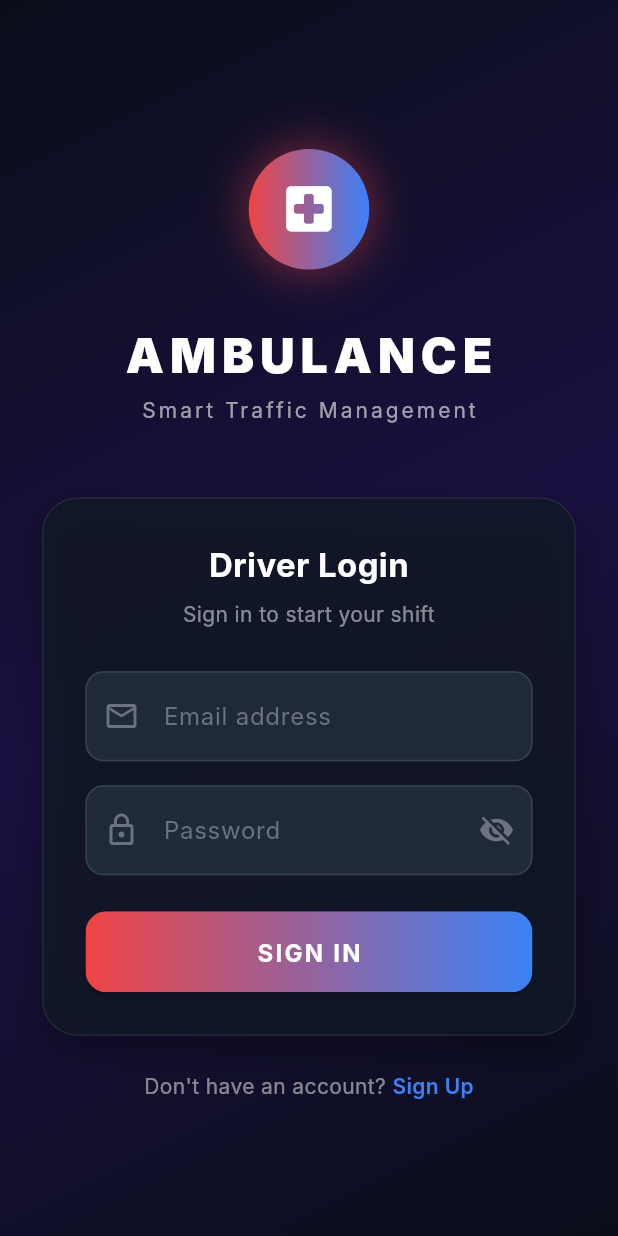
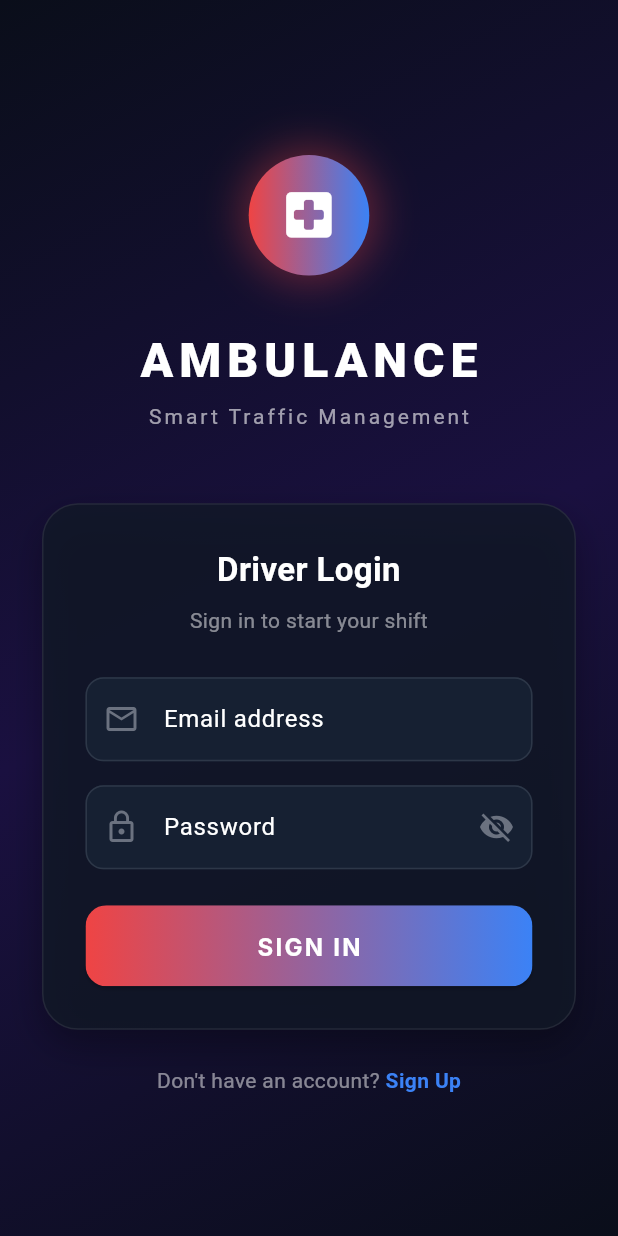
Before and after one commit to binmay13-spec/traffic_controller_for_ambulance_emergency, a Flutter app: the screen it shows after launch, on a phone screen of 412 x 824 dp. Run offline on Flutter 3.47's test engine with Material 3 defaults, Android fonts, the phone set to English and light mode, and no system bars; our stand-ins replace cloud_firestore, firebase_auth, firebase_core, geolocator, shared_preferences; accounts and stored records are empty; Roboto replaces fonts that are missing (Inter).

Commit message:
feat: complete UI overhaul with dark mode, leaflet maps, and professional dashboard styling

```diff
--- a/ambulance_app/lib/main.dart
+++ b/ambulance_app/lib/main.dart
@@ -6,10 +6,12 @@
 import 'providers/auth_provider.dart' as app_auth;
 import 'providers/ambulance_provider.dart';
 import 'providers/hospital_provider.dart';
+import 'providers/theme_provider.dart';
 import 'screens/login_screen.dart';
 import 'screens/signup_screen.dart';
 import 'screens/home_screen.dart';
 import 'screens/hospital_selection_screen.dart';
+import 'screens/settings_screen.dart';
 
 void main() async {
   WidgetsFlutterBinding.ensureInitialized();
@@ -37,98 +39,114 @@
         ChangeNotifierProvider(create: (_) => app_auth.AuthProvider()),
         ChangeNotifierProvider(create: (_) => AmbulanceProvider()),
         ChangeNotifierProvider(create: (_) => HospitalProvider()),
+        ChangeNotifierProvider(create: (_) => ThemeProvider()),
       ],
-      child: MaterialApp(
+      child: Consumer<ThemeProvider>(
+        builder: (context, themeProvider, child) {
+          return MaterialApp(
             title: 'Ambulance Smart Traffic',
             debugShowCheckedModeBanner: false,
-        theme: _buildTheme(),
+            themeMode: themeProvider.isDarkMode ? ThemeMode.dark : ThemeMode.light,
+            theme: _buildLightTheme(),
+            darkTheme: _buildDarkTheme(),
             initialRoute: '/login',
             routes: {
               '/login': (context) => const LoginScreen(),
               '/signup': (context) => const SignupScreen(),
               '/home': (context) => const HomeScreen(),
               '/hospitals': (context) => const HospitalSelectionScreen(),
+              '/settings': (context) => const SettingsScreen(),
+            },
+          );
         },
       ),
     );
   }
 
-  ThemeData _buildTheme() {
+  ThemeData _buildDarkTheme() {
     return ThemeData(
       useMaterial3: true,
       brightness: Brightness.dark,
-      scaffoldBackgroundColor: const Color(0xFF0A0E1A),
-      primaryColor: const Color(0xFF3B82F6),
+      scaffoldBackgroundColor: const Color(0xFF060B19),
+      primaryColor: const Color(0xFF00D2FF),
       colorScheme: const ColorScheme.dark(
-        primary: Color(0xFF3B82F6),       // Active blue
-        secondary: Color(0xFF22C55E),     // Available green
-        error: Color(0xFFEF4444),         // Emergency red
-        surface: Color(0xFF111827),
+        primary: Color(0xFF00D2FF),
+        secondary: Color(0xFF00E676),
+        error: Color(0xFFFF3366),
+        surface: Color(0xFF0D1426),
         onSurface: Colors.white,
       ),
       cardTheme: CardTheme(
-        color: const Color(0xFF1F2937),
+        color: const Color(0xFF162032),
         elevation: 0,
-        shape: RoundedRectangleBorder(
-          borderRadius: BorderRadius.circular(16),
-        ),
+        shape: RoundedRectangleBorder(borderRadius: BorderRadius.circular(16)),
       ),
       appBarTheme: const AppBarTheme(
-        backgroundColor: Color(0xFF0A0E1A),
+        backgroundColor: Color(0xFF060B19),
         elevation: 0,
         centerTitle: true,
-        titleTextStyle: TextStyle(
-          fontFamily: 'Inter',
-          fontSize: 20,
-          fontWeight: FontWeight.w700,
-          color: Colors.white,
-        ),
+        titleTextStyle: TextStyle(fontFamily: 'Inter', fontSize: 20, fontWeight: FontWeight.w700, color: Colors.white),
+        iconTheme: IconThemeData(color: Colors.white),
       ),
       elevatedButtonTheme: ElevatedButtonThemeData(
         style: ElevatedButton.styleFrom(
           padding: const EdgeInsets.symmetric(horizontal: 32, vertical: 16),
-          shape: RoundedRectangleBorder(
-            borderRadius: BorderRadius.circular(12),
-          ),
-          textStyle: const TextStyle(
-            fontFamily: 'Inter',
-            fontSize: 16,
-            fontWeight: FontWeight.w600,
-          ),
+          shape: RoundedRectangleBorder(borderRadius: BorderRadius.circular(12)),
+          backgroundColor: const Color(0xFF3A7BD5),
+          foregroundColor: Colors.white,
+          textStyle: const TextStyle(fontFamily: 'Inter', fontSize: 16, fontWeight: FontWeight.w700),
         ),
       ),
       inputDecorationTheme: InputDecorationTheme(
         filled: true,
-        fillColor: const Color(0xFF1F2937),
-        border: OutlineInputBorder(
-          borderRadius: BorderRadius.circular(12),
-          borderSide: const BorderSide(color: Color(0xFF374151)),
+        fillColor: const Color(0xFF162032),
+        border: OutlineInputBorder(borderRadius: BorderRadius.circular(12), borderSide: const BorderSide(color: Color(0xFF2D3748))),
+        enabledBorder: OutlineInputBorder(borderRadius: BorderRadius.circular(12), borderSide: const BorderSide(color: Color(0xFF2D3748))),
+        focusedBorder: OutlineInputBorder(borderRadius: BorderRadius.circular(12), borderSide: const BorderSide(color: Color(0xFF00D2FF), width: 2)),
       ),
-        enabledBorder: OutlineInputBorder(
-          borderRadius: BorderRadius.circular(12),
-          borderSide: const BorderSide(color: Color(0xFF374151)),
+    );
+  }
+
+  ThemeData _buildLightTheme() {
+    return ThemeData(
+      useMaterial3: true,
+      brightness: Brightness.light,
+      scaffoldBackgroundColor: const Color(0xFFF0F4F8),
+      primaryColor: const Color(0xFF2563EB),
+      colorScheme: const ColorScheme.light(
+        primary: Color(0xFF2563EB),
+        secondary: Color(0xFF16A34A),
+        error: Color(0xFFE11D48),
+        surface: Colors.white,
+        onSurface: Color(0xFF0F172A),
       ),
-        focusedBorder: OutlineInputBorder(
-          borderRadius: BorderRadius.circular(12),
-          borderSide: const BorderSide(color: Color(0xFF3B82F6), width: 2),
+      cardTheme: CardTheme(
+        color: Colors.white,
+        elevation: 0,
+        shape: RoundedRectangleBorder(borderRadius: BorderRadius.circular(16)),
       ),
-        contentPadding:
-            const EdgeInsets.symmetric(horizontal: 20, vertical: 18),
-        hintStyle: const TextStyle(color: Color(0xFF6B7280)),
+      appBarTheme: const AppBarTheme(
+        backgroundColor: Color(0xFFF0F4F8),
+        elevation: 0,
+        centerTitle: true,
+        titleTextStyle: TextStyle(fontFamily: 'Inter', fontSize: 20, fontWeight: FontWeight.w700, color: Color(0xFF0F172A)),
+        iconTheme: IconThemeData(color: Color(0xFF0F172A)),
       ),
-      textTheme: const TextTheme(
-        headlineLarge: TextStyle(
-            fontFamily: 'Inter', fontWeight: FontWeight.w800, fontSize: 28),
-        headlineMedium: TextStyle(
-            fontFamily: 'Inter', fontWeight: FontWeight.w700, fontSize: 22),
-        titleLarge: TextStyle(
-            fontFamily: 'Inter', fontWeight: FontWeight.w600, fontSize: 18),
-        bodyLarge: TextStyle(
-            fontFamily: 'Inter', fontWeight: FontWeight.w400, fontSize: 16),
-        bodyMedium: TextStyle(
-            fontFamily: 'Inter', fontWeight: FontWeight.w400, fontSize: 14),
-        labelLarge: TextStyle(
-            fontFamily: 'Inter', fontWeight: FontWeight.w600, fontSize: 14),
+      elevatedButtonTheme: ElevatedButtonThemeData(
+        style: ElevatedButton.styleFrom(
+          padding: const EdgeInsets.symmetric(horizontal: 32, vertical: 16),
+          shape: RoundedRectangleBorder(borderRadius: BorderRadius.circular(12)),
+          backgroundColor: const Color(0xFF2563EB),
+          foregroundColor: Colors.white,
+          textStyle: const TextStyle(fontFamily: 'Inter', fontSize: 16, fontWeight: FontWeight.w700),
+        ),
+      ),
+      inputDecorationTheme: InputDecorationTheme(
+        filled: true,
+        fillColor: Colors.white,
+        border: OutlineInputBorder(borderRadius: BorderRadius.circular(12), borderSide: const BorderSide(color: Color(0xFFCBD5E1))),
+        enabledBorder: OutlineInputBorder(borderRadius: BorderRadius.circular(12), borderSide: const BorderSide(color: Color(0xFFCBD5E1))),
+        focusedBorder: OutlineInputBorder(borderRadius: BorderRadius.circular(12), borderSide: const BorderSide(color: Color(0xFF2563EB), width: 2)),
       ),
     );
   }
--- /dev/null
+++ b/ambulance_app/lib/providers/theme_provider.dart
@@ -0,0 +1,25 @@
+import 'package:flutter/material.dart';
+import 'package:shared_preferences/shared_preferences.dart';
+
+class ThemeProvider with ChangeNotifier {
+  bool _isDarkMode = true;
+
+  bool get isDarkMode => _isDarkMode;
+
+  ThemeProvider() {
+    _loadThemeFromPrefs();
+  }
+
+  void toggleTheme() async {
+    _isDarkMode = !_isDarkMode;
+    notifyListeners();
+    final prefs = await SharedPreferences.getInstance();
+    await prefs.setBool('isDarkMode', _isDarkMode);
+  }
+
+  Future<void> _loadThemeFromPrefs() async {
+    final prefs = await SharedPreferences.getInstance();
+    _isDarkMode = prefs.getBool('isDarkMode') ?? true; // Default to dark
+    notifyListeners();
+  }
+}
--- a/ambulance_app/pubspec.yaml
+++ b/ambulance_app/pubspec.yaml
@@ -18,6 +18,7 @@
   google_maps_flutter: ^2.5.3
   provider: ^6.1.1
   intl: ^0.19.0
+  shared_preferences: ^2.2.2
 
 dev_dependencies:
   flutter_test:
```
Also changed, not shown: ambulance_app/lib/screens/settings_screen.dart (added, +77 -0 lines), 1 other file. Lines whose indentation alone changed are shown as unchanged.
